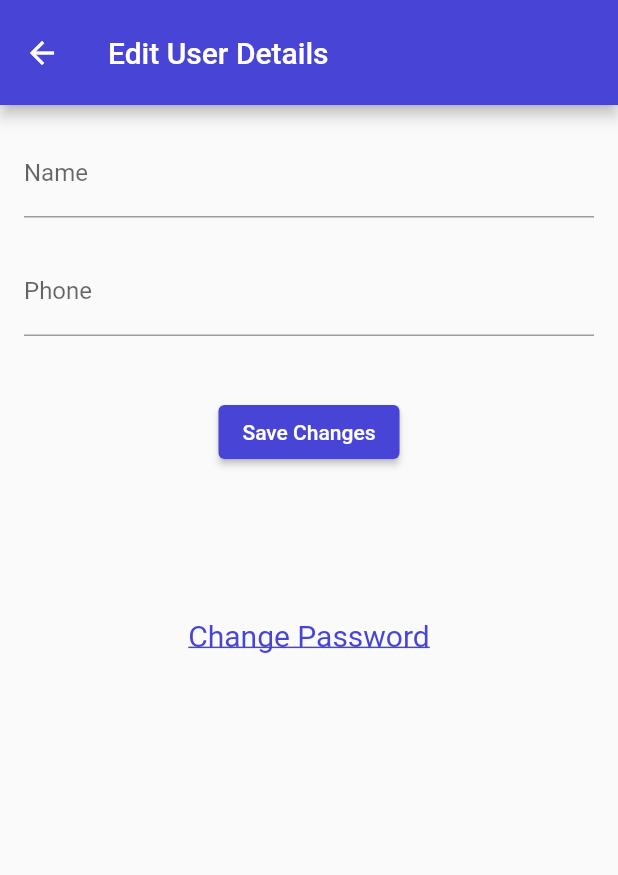
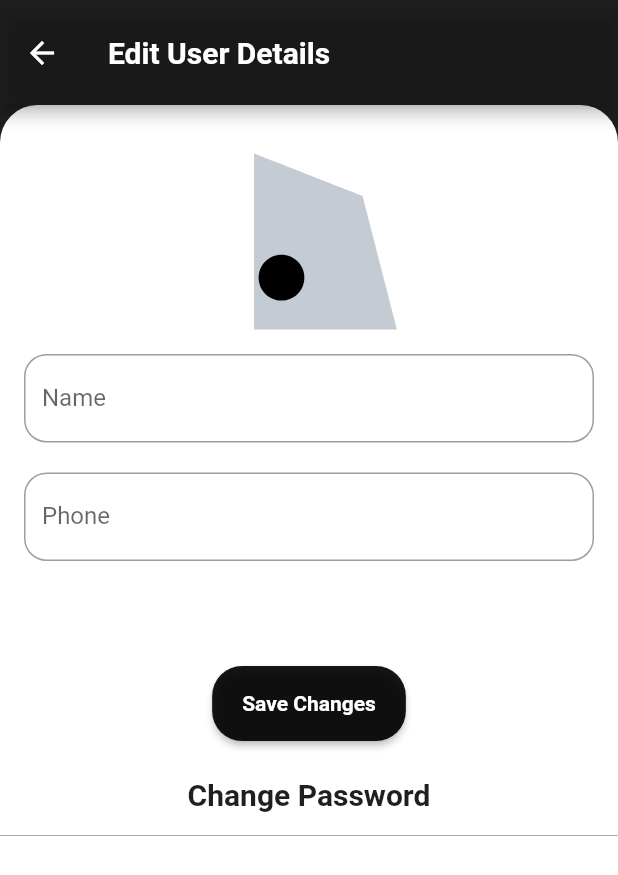
Before and after one commit to joppengeorge/RHYTHMPOD, a Flutter app: the EditUserDetailsPage screen opened directly, on a phone screen of 412 x 824 dp. Shown: the top 875 px of the screen. Run offline on Flutter 3.47's test engine with Material 2 defaults, Android fonts, the light colour scheme and no system bars; our stand-ins replace animated_splash_screen, cloud_firestore, email_validator, file_picker, firebase_auth, firebase_core and 7 more; missing offline and left inert: miniplayer; accounts and stored records are empty; network calls fail.

Commit message:
ui of some settings changed

```diff
--- a/lib/all_settings/editprofile.dart
+++ b/lib/all_settings/editprofile.dart
@@ -1,6 +1,7 @@
 import 'package:flutter/material.dart';
 import 'package:cloud_firestore/cloud_firestore.dart';
 import 'package:firebase_auth/firebase_auth.dart';
+import 'package:lottie/lottie.dart';
 import 'package:ui/all_settings/changepassword.dart';
 import 'package:ui/all_settings/userprofile.dart';
 
@@ -8,10 +9,10 @@
   const EditUserDetailsPage({super.key});
 
   @override
-  _EditUserDetailsPageState createState() => _EditUserDetailsPageState();
+  EditUserDetailsPageState createState() => EditUserDetailsPageState();
 }
 
-class _EditUserDetailsPageState extends State<EditUserDetailsPage> {
+class EditUserDetailsPageState extends State<EditUserDetailsPage> {
   String name = "";
   String phone = "";
 
@@ -33,22 +34,40 @@
   @override
   Widget build(BuildContext context) {
     return Scaffold(
+      backgroundColor: Colors.white,
       appBar: AppBar(
         toolbarHeight: 70,
-        backgroundColor: const Color.fromARGB(255, 71, 68, 214),
-        title: const Text("Edit User Details"),
-
+        backgroundColor: const Color.fromARGB(234, 11, 11, 11),
+        title: const Text(
+          "Edit User Details",
+          style: TextStyle(fontWeight: FontWeight.bold),
         ),
-      body: Padding(
+      ),
+      body: SafeArea(
+        child: Container(
+          color: const Color.fromARGB(234, 11, 11, 11),
+          child: ClipRRect(
+            borderRadius:
+                const BorderRadius.vertical(top: Radius.circular(25.0)),
+            child: Container(
+              color: Colors.white,
+              child: Padding(
                 padding: const EdgeInsets.all(16.0),
-        child: Form(
-          key: _formKey,
+                child: SingleChildScrollView(
                   child: Column(
+                    crossAxisAlignment: CrossAxisAlignment.center,
                     children: [
+                      Lottie.asset(
+                        'assets/user.json',
+                        height: 150,
+                      ),
                       TextFormField(
                         controller: nameController,
                         decoration: const InputDecoration(
                           labelText: "Name",
+                          border: OutlineInputBorder(
+                            borderRadius: BorderRadius.all(Radius.circular(15)),
+                          ),
                         ),
                         validator: (value) {
                           if (value == null || value.isEmpty) {
@@ -57,64 +76,75 @@
                           return null;
                         },
                       ),
-              /*TextFormField(
-                controller: emailController,
-                decoration: InputDecoration(
-                  labelText: "Email",
-                ),
-                validator: (value) {
-                  if (value == null || value.isEmpty) {
-                    return "Email is required";
-                  }
-                  return null;
-                },
-              ),*/
                       const SizedBox(height: 20),
                       TextFormField(
                         controller: phoneController,
                         decoration: const InputDecoration(
                           labelText: "Phone",
+                          border: OutlineInputBorder(
+                            borderRadius: BorderRadius.all(Radius.circular(15)),
+                          ),
                         ),
                         validator: (value) {
                           if (value == null || value.isEmpty) {
                             return "Phone number is required";
-                  }
-                   else if (!RegExp(r'^\d{10}$').hasMatch(value))
-                      {
+                          } else if (!RegExp(r'^\d{10}$').hasMatch(value)) {
                             return 'Enter a valid phone number';
-                      }
-                      else
-                      {
+                          } else {
                             return null;
                           }
-
                         },
                       ),
-              const SizedBox(height: 40),
-              ElevatedButton(
+                      const SizedBox(height: 70),
+                      SizedBox(
+                        height: 50,
+                        child: ElevatedButton(
                           onPressed: () async {
                             if (_formKey.currentState!.validate()) {
                               await updateUserDetails();
-                    Navigator.push(context,
-                      MaterialPageRoute(builder: (context) => const Userdetails()));
+                              Navigator.push(
+                                context,
+                                MaterialPageRoute(
+                                  builder: (context) => const Userdetails(),
+                                ),
+                              );
                             }
                           },
-                style: ElevatedButton.styleFrom(backgroundColor: const Color.fromARGB(255, 71, 68, 214)),
-                child: const Text("Save Changes"),
+                          style: ElevatedButton.styleFrom(
+                            shape: RoundedRectangleBorder(
+                              borderRadius: BorderRadius.circular(20.0),
                             ),
-              const SizedBox(height: 100),
+                            backgroundColor: const Color.fromARGB(234, 0, 0, 0),
+                            padding: const EdgeInsets.symmetric(
+                                horizontal: 20, vertical: 8),
+                          ),
+                          child: const Text(
+                            "Save Changes",
+                            style: TextStyle(fontWeight: FontWeight.bold),
+                          ),
+                        ),
+                      ),
+                      const SizedBox(height: 24),
                       GestureDetector(
-                    child: const Text('Change Password',
+                        child: const Text(
+                          'Change Password',
                           style: TextStyle(
-                      decoration: TextDecoration.underline,
-                      color: Color.fromARGB(255, 71, 68, 214),
+                            color: Color.fromARGB(234, 11, 11, 11),
+                            fontWeight: FontWeight.bold,
                             fontSize: 20,
                           ),
                         ),
-                    onTap: () => Navigator.of(context).push(MaterialPageRoute(builder: (context)=> ChangePasswordPage(),
-                    )),
-                  )
+                        onTap: () => Navigator.of(context).push(
+                          MaterialPageRoute(
+                            builder: (context) => const ChangePasswordPage(),
+                          ),
+                        ),
+                      ),
                     ],
+                  ),
+                ),
+              ),
+            ),
           ),
         ),
       ),
--- a/pubspec.yaml
+++ b/pubspec.yaml
@@ -90,6 +90,7 @@
     - images/postmalone.jpeg
     - assets/login1.json
     - assets/email.json
+    - assets/user.json
     - images/joe rogan.jpg
     - images/lex freedman.png
     - images/marques brownlee.jpg
```
Also changed, not shown: assets/user.json (added, +1 -0 lines), lib/all_settings/changepassword.dart (+71 -57 lines), lib/all_settings/settings_page.dart (+47 -23 lines), lib/main.dart (+15 -17 lines). Lines whose indentation alone changed are shown as unchanged.
